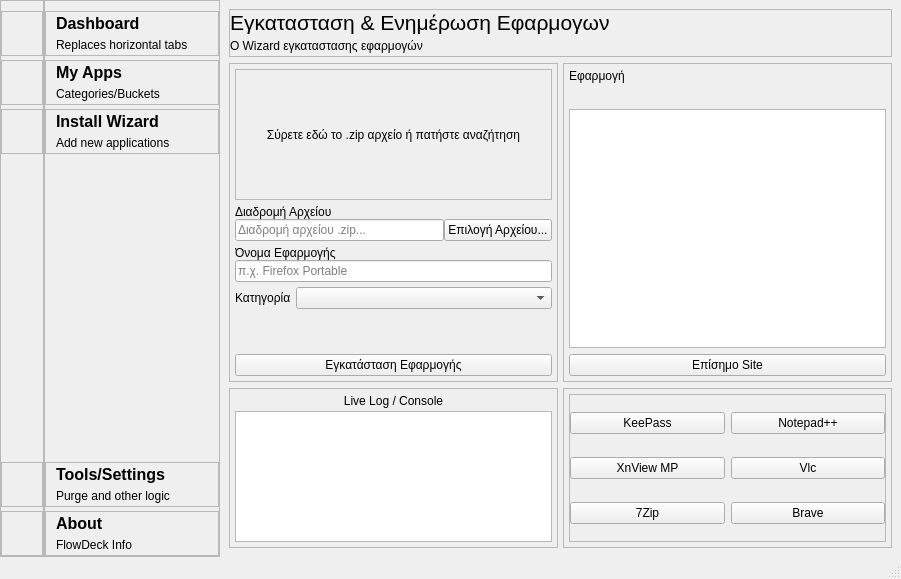
This is ui/ui_main_v4.ui in immortal222/FlowDeck as Qt 5 draws it before an edit. The edited form follows.
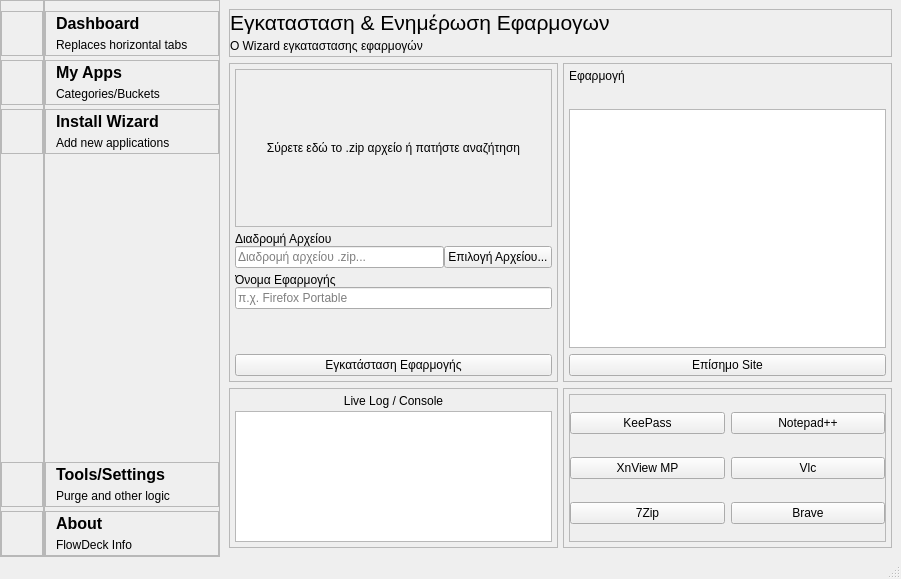
This is the edited form. The open tabs and pages were chosen to show the change. Icons and pictures are not drawn.

Commit message:
Add category support for apps in database and UI
- Updated database schema to include 'category' field for apps.
- Modified app management functions to handle category information.
- Enhanced UI components to allow category selection and display.
- Updated localization for category labels.

What changed in the file:
```diff
--- a/ui/ui_main_v4.ui
+++ b/ui/ui_main_v4.ui
@@ -1505,7 +1505,7 @@
                   <number>5</number>
                  </property>
                  <item>
-                  <layout class="QVBoxLayout" name="verticalLayout_14" stretch="1,0,0,0,0,0">
+                  <layout class="QVBoxLayout" name="verticalLayout_14" stretch="1,0,0,0,0">
                    <property name="spacing">
                     <number>5</number>
                    </property>
@@ -1653,20 +1653,6 @@
                      </item>
                     </layout>
                    </item>
-                   <item>
-                    <layout class="QHBoxLayout" name="horizontalLayout_14" stretch="0,1">
-                     <item>
-                      <widget class="QLabel" name="lblCategory_wizard">
-                       <property name="text">
-                        <string>Κατηγορία</string>
-                       </property>
-                      </widget>
-                     </item>
-                     <item>
-                      <widget class="QComboBox" name="categoryCombo"/>
-                     </item>
-                    </layout>
-                   </item>
                    <item>
                     <spacer name="verticalSpacer_4">
                      <property name="orientation">
```
Left out of the diff: 15 changed lines with no effect on the pictures. The commit also changes 11 other files.
